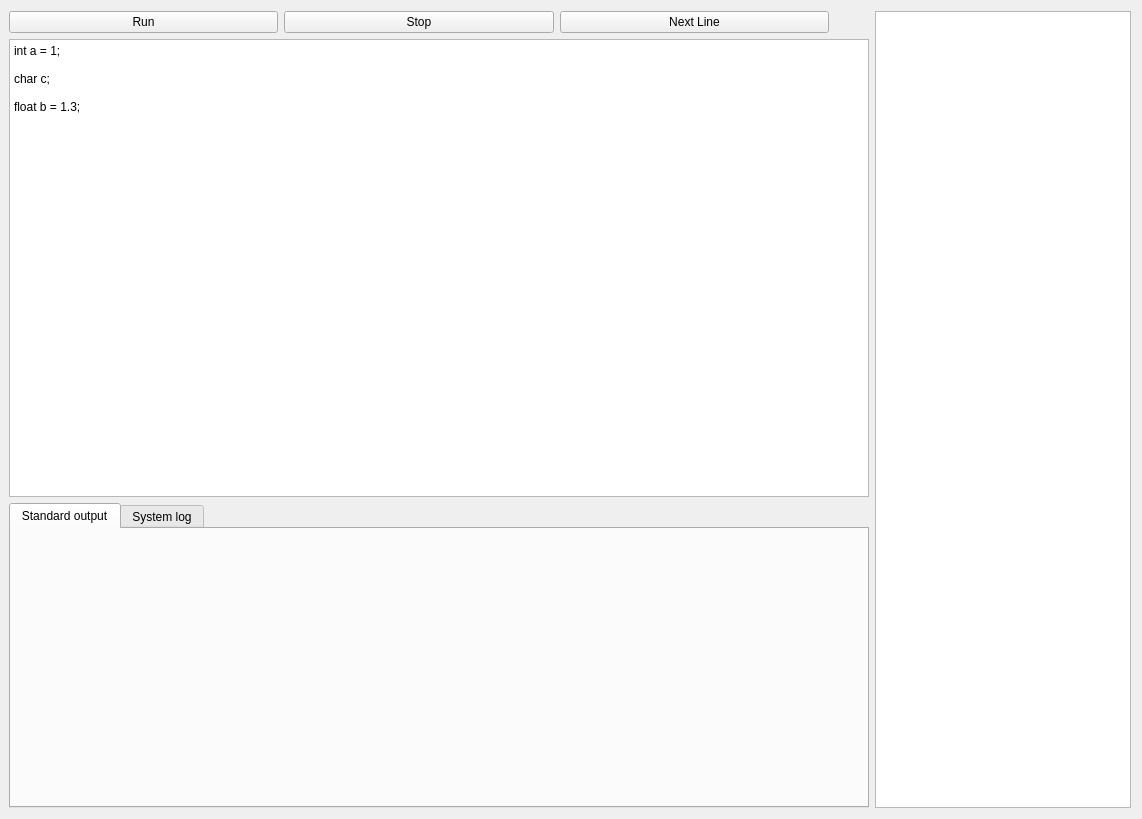
First picture: the form in src/cexi/CEX_IDE/cexi_ide.ui, repository alejandrodp/CEXI, before the edit.
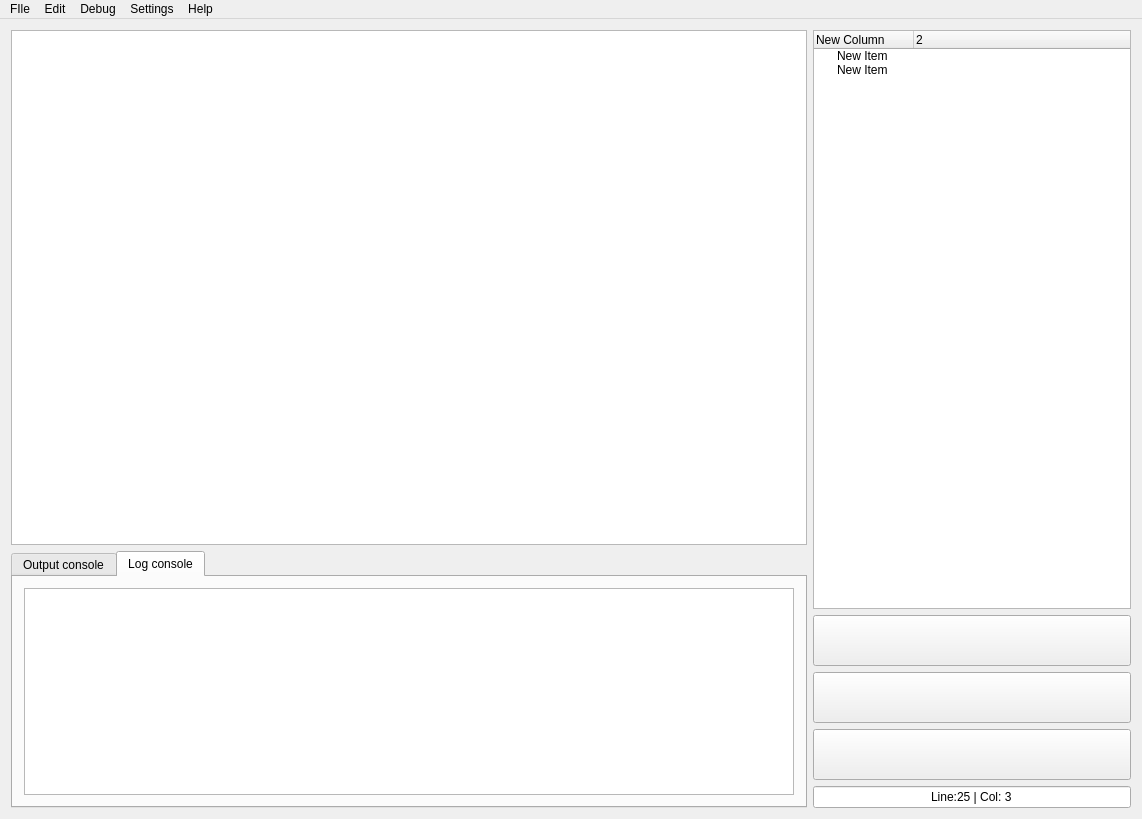
Second picture: the form after the edit. Icons and pictures are not drawn.

What changed in the file:
```diff
--- a/src/cexi/CEX_IDE/cexi_ide.ui
+++ b/src/cexi/CEX_IDE/cexi_ide.ui
@@ -14,107 +14,355 @@
    <string>cexi_ide</string>
   </property>
   <widget class="QWidget" name="centralWidget">
-   <layout class="QHBoxLayout" name="horizontalLayout_2">
-    <property name="leftMargin">
-     <number>9</number>
-    </property>
+   <layout class="QHBoxLayout" name="horizontalLayout" stretch="5,2">
     <item>
-     <layout class="QVBoxLayout" name="verticalLayout" stretch="0,6,4">
+     <layout class="QVBoxLayout" name="verticalLayout_2" stretch="2,1">
       <item>
-       <layout class="QHBoxLayout" name="horizontalLayout" stretch="0,0,0,0">
+       <widget class="QPlainTextEdit" name="plainTextEdit"/>
+      </item>
+      <item>
+       <widget class="QTabWidget" name="tabWidget">
+        <property name="currentIndex">
+         <number>1</number>
+        </property>
+        <widget class="QWidget" name="tab">
+         <attribute name="title">
+          <string>Output console</string>
+         </attribute>
+         <layout class="QVBoxLayout" name="verticalLayout_4">
+          <item>
+           <widget class="QPlainTextEdit" name="plainTextEdit_2"/>
+          </item>
+         </layout>
+        </widget>
+        <widget class="QWidget" name="tab_2">
+         <attribute name="title">
+          <string>Log console</string>
+         </attribute>
+         <layout class="QVBoxLayout" name="verticalLayout_5">
+          <item>
+           <widget class="QPlainTextEdit" name="plainTextEdit_3"/>
+          </item>
+         </layout>
+        </widget>
+       </widget>
+      </item>
+     </layout>
+    </item>
+    <item>
+     <layout class="QVBoxLayout" name="verticalLayout_3">
+      <item>
+       <widget class="QTreeWidget" name="treeWidget">
+        <column>
+         <property name="text">
+          <string>New Column</string>
+         </property>
+        </column>
+        <column>
+         <property name="text">
+          <string>2</string>
+         </property>
+        </column>
+        <item>
+         <property name="text">
+          <string>New Item</string>
+         </property>
+        </item>
+        <item>
+         <property name="text">
+          <string>New Item</string>
+         </property>
+        </item>
+       </widget>
+      </item>
+      <item>
+       <layout class="QVBoxLayout" name="verticalLayout">
         <item>
          <widget class="QPushButton" name="pushButton">
-          <property name="text">
-           <string>Run</string>
+          <property name="sizePolicy">
+           <sizepolicy hsizetype="Preferred" vsizetype="Preferred">
+            <horstretch>0</horstretch>
+            <verstretch>0</verstretch>
+           </sizepolicy>
           </property>
-         </widget>
-        </item>
-        <item>
-         <widget class="QPushButton" name="pushButton_2">
+          <property name="minimumSize">
+           <size>
+            <width>291</width>
+            <height>51</height>
+           </size>
+          </property>
           <property name="text">
-           <string>Stop</string>
+           <string/>
+          </property>
+          <property name="icon">
+           <iconset>
+            <normaloff>res/play-5-256.png</normaloff>res/play-5-256.png</iconset>
+          </property>
+          <property name="iconSize">
+           <size>
+            <width>32</width>
+            <height>64</height>
+           </size>
+          </property>
+          <property name="flat">
+           <bool>false</bool>
           </property>
          </widget>
         </item>
         <item>
          <widget class="QPushButton" name="pushButton_3">
+          <property name="sizePolicy">
+           <sizepolicy hsizetype="Preferred" vsizetype="Preferred">
+            <horstretch>0</horstretch>
+            <verstretch>0</verstretch>
+           </sizepolicy>
+          </property>
+          <property name="minimumSize">
+           <size>
+            <width>291</width>
+            <height>51</height>
+           </size>
+          </property>
           <property name="text">
-           <string>Next Line</string>
+           <string/>
           </property>
+          <property name="icon">
+           <iconset>
+            <normaloff>res/arrow-31-256.png</normaloff>res/arrow-31-256.png</iconset>
+          </property>
+          <property name="iconSize">
+           <size>
+            <width>32</width>
+            <height>32</height>
+           </size>
+          </property>
          </widget>
         </item>
         <item>
-         <spacer name="horizontalSpacer">
-          <property name="orientation">
-           <enum>Qt::Horizontal</enum>
+         <widget class="QPushButton" name="pushButton_2">
+          <property name="sizePolicy">
+           <sizepolicy hsizetype="Preferred" vsizetype="Preferred">
+            <horstretch>0</horstretch>
+            <verstretch>0</verstretch>
+           </sizepolicy>
           </property>
-          <property name="sizeType">
-           <enum>QSizePolicy::Preferred</enum>
+          <property name="minimumSize">
+           <size>
+            <width>291</width>
+            <height>51</height>
+           </size>
           </property>
-          <property name="sizeHint" stdset="0">
+          <property name="text">
+           <string/>
+          </property>
+          <property name="icon">
+           <iconset>
+            <normaloff>res/square-256.png</normaloff>res/square-256.png</iconset>
+          </property>
+          <property name="iconSize">
            <size>
-            <width>40</width>
-            <height>20</height>
+            <width>32</width>
+            <height>32</height>
            </size>
           </property>
-         </spacer>
+         </widget>
+        </item>
+        <item>
+         <widget class="QLineEdit" name="lineEdit">
+          <property name="text">
+           <string>Line:25 | Col: 3</string>
+          </property>
+          <property name="alignment">
+           <set>Qt::AlignCenter</set>
+          </property>
+          <property name="readOnly">
+           <bool>true</bool>
+          </property>
+         </widget>
         </item>
        </layout>
       </item>
-      <item>
-       <widget class="QPlainTextEdit" name="plainTextEdit">
-        <property name="sizePolicy">
-         <sizepolicy hsizetype="Preferred" vsizetype="Preferred">
-          <horstretch>0</horstretch>
-          <verstretch>0</verstretch>
-         </sizepolicy>
-        </property>
-        <property name="plainText">
-         <string>int a = 1;
-
-char c;
-
-float b = 1.3;</string>
-        </property>
-       </widget>
-      </item>
-      <item>
-       <widget class="QTabWidget" name="tabWidget">
-        <property name="sizePolicy">
-         <sizepolicy hsizetype="Preferred" vsizetype="Preferred">
-          <horstretch>0</horstretch>
-          <verstretch>0</verstretch>
-         </sizepolicy>
-        </property>
-        <property name="currentIndex">
-         <number>0</number>
-        </property>
-        <widget class="QWidget" name="tab1">
-         <attribute name="title">
-          <string>Standard output</string>
-         </attribute>
-        </widget>
-        <widget class="QWidget" name="tabWidgetPage2">
-         <attribute name="title">
-          <string>System log</string>
-         </attribute>
-        </widget>
-       </widget>
-      </item>
      </layout>
     </item>
-    <item>
-     <widget class="QTableView" name="tableView">
-      <property name="sizePolicy">
-       <sizepolicy hsizetype="Fixed" vsizetype="Preferred">
-        <horstretch>0</horstretch>
-        <verstretch>0</verstretch>
-       </sizepolicy>
-      </property>
-     </widget>
-    </item>
    </layout>
   </widget>
+  <widget class="QMenuBar" name="menuBar">
+   <property name="geometry">
+    <rect>
+     <x>0</x>
+     <y>0</y>
+     <width>1142</width>
+     <height>25</height>
+    </rect>
+   </property>
+   <widget class="QMenu" name="menuFIle">
+    <property name="title">
+     <string>FIle</string>
+    </property>
+    <addaction name="actionSave"/>
+    <addaction name="actionSave_as"/>
+    <addaction name="separator"/>
+    <addaction name="actionOpen"/>
+    <addaction name="actionClose"/>
+   </widget>
+   <widget class="QMenu" name="menuEdit">
+    <property name="title">
+     <string>Edit</string>
+    </property>
+    <addaction name="actionCopy"/>
+    <addaction name="actionPase"/>
+    <addaction name="actionCut"/>
+   </widget>
+   <widget class="QMenu" name="menuDebug">
+    <property name="title">
+     <string>Debug</string>
+    </property>
+    <addaction name="actionStart"/>
+    <addaction name="actionStep"/>
+    <addaction name="actionStop"/>
+   </widget>
+   <widget class="QMenu" name="menuSettings">
+    <property name="title">
+     <string>Settings</string>
+    </property>
+    <addaction name="actionDark_theme"/>
+    <addaction name="actionSyntax_checker"/>
+   </widget>
+   <widget class="QMenu" name="menuHelp">
+    <property name="title">
+     <string>Help</string>
+    </property>
+    <addaction name="actionAbout"/>
+   </widget>
+   <addaction name="menuFIle"/>
+   <addaction name="menuEdit"/>
+   <addaction name="menuDebug"/>
+   <addaction name="menuSettings"/>
+   <addaction name="menuHelp"/>
+  </widget>
+  <action name="actionSave">
+   <property name="icon">
+    <iconset>
+     <normaloff>res/save-24.png</normaloff>res/save-24.png</iconset>
+   </property>
+   <property name="text">
+    <string>Save</string>
+   </property>
+  </action>
+  <action name="actionSave_as">
+   <property name="icon">
+    <iconset>
+     <normaloff>res/save-as-24.png</normaloff>res/save-as-24.png</iconset>
+   </property>
+   <property name="text">
+    <string>Save as..</string>
+   </property>
+  </action>
+  <action name="actionOpen">
+   <property name="icon">
+    <iconset>
+     <normaloff>res/open-in-browser-24.png</normaloff>res/open-in-browser-24.png</iconset>
+   </property>
+   <property name="text">
+    <string>Open</string>
+   </property>
+  </action>
+  <action name="actionClose">
+   <property name="icon">
+    <iconset>
+     <normaloff>res/close-window-24.png</normaloff>res/close-window-24.png</iconset>
+   </property>
+   <property name="text">
+    <string>Close</string>
+   </property>
+  </action>
+  <action name="actionCopy">
+   <property name="icon">
+    <iconset>
+     <normaloff>res/copy-24.png</normaloff>res/copy-24.png</iconset>
+   </property>
+   <property name="text">
+    <string>Copy</string>
+   </property>
+  </action>
+  <action name="actionPase">
+   <property name="icon">
+    <iconset>
+     <normaloff>res/clipboard-8-24.png</normaloff>res/clipboard-8-24.png</iconset>
+   </property>
+   <property name="text">
+    <string>Paste</string>
+   </property>
+  </action>
+  <action name="actionCut">
+   <property name="icon">
+    <iconset>
+     <normaloff>res/cut-24.png</normaloff>res/cut-24.png</iconset>
+   </property>
+   <property name="text">
+    <string>Cut</string>
+   </property>
+  </action>
+  <action name="actionStart">
+   <property name="icon">
+    <iconset>
+     <normaloff>res/play-5-24.png</normaloff>res/play-5-24.png</iconset>
+   </property>
+   <property name="text">
+    <string>Start</string>
+   </property>
+  </action>
+  <action name="actionStep">
+   <property name="icon">
+    <iconset>
+     <normaloff>res/arrow-31-24.png</normaloff>res/arrow-31-24.png</iconset>
+   </property>
+   <property name="text">
+    <string>Step</string>
+   </property>
+  </action>
+  <action name="actionStop">
+   <property name="icon">
+    <iconset>
+     <normaloff>res/square-24.png</normaloff>res/square-24.png</iconset>
+   </property>
+   <property name="text">
+    <string>Stop</string>
+   </property>
+  </action>
+  <action name="actionDark_theme">
+   <property name="checkable">
+    <bool>true</bool>
+   </property>
+   <property name="icon">
+    <iconset>
+     <normaloff>res/window-apps-24.png</normaloff>res/window-apps-24.png</iconset>
+   </property>
+   <property name="text">
+    <string>Dark theme</string>
+   </property>
+  </action>
+  <action name="actionSyntax_checker">
+   <property name="checkable">
+    <bool>true</bool>
+   </property>
+   <property name="icon">
+    <iconset>
+     <normaloff>res/excerpt-24.png</normaloff>res/excerpt-24.png</iconset>
+   </property>
+   <property name="text">
+    <string>Syntax checker</string>
+   </property>
+  </action>
+  <action name="actionAbout">
+   <property name="icon">
+    <iconset>
+     <normaloff>res/about-24.png</normaloff>res/about-24.png</iconset>
+   </property>
+   <property name="text">
+    <string>About</string>
+   </property>
+  </action>
  </widget>
  <layoutdefault spacing="6" margin="11"/>
  <resources/>
```
